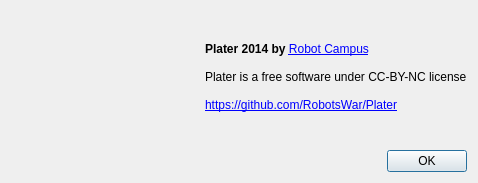
Before: the Qt Designer form gui/about.ui in RobotsWar/Plater, drawn with Qt 5.
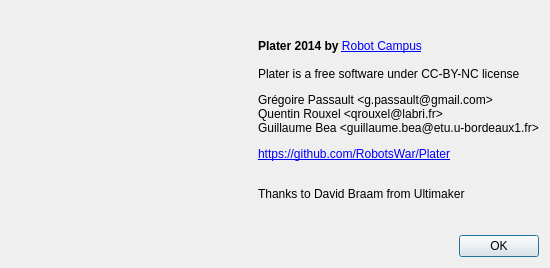
After: the same form once the commit is applied. Icons and pictures are not drawn.

Commit message: Names and thanks

Patch:
```diff
--- a/gui/about.ui
+++ b/gui/about.ui
@@ -6,8 +6,8 @@
    <rect>
     <x>0</x>
     <y>0</y>
-    <width>478</width>
-    <height>183</height>
+    <width>550</width>
+    <height>268</height>
    </rect>
   </property>
   <property name="windowTitle">
@@ -26,7 +26,7 @@
      <item>
       <widget class="QLabel" name="label">
        <property name="text">
-        <string>&lt;html&gt;&lt;head/&gt;&lt;body&gt;&lt;p&gt;&lt;span style=&quot; font-weight:600;&quot;&gt;Plater 2014 by &lt;/span&gt;&lt;a href=&quot;http://www.robotcampus.fr/&quot;&gt;&lt;span style=&quot; text-decoration: underline; color:#0000ff;&quot;&gt;Robot Campus&lt;/span&gt;&lt;/a&gt;&lt;br/&gt;&lt;br/&gt;Plater is a free software under CC-BY-NC license&lt;br/&gt;&lt;br/&gt;&lt;a href=&quot;https://github.com/RobotsWar/Plater&quot;&gt;&lt;span style=&quot; text-decoration: underline; color:#0000ff;&quot;&gt;https://github.com/RobotsWar/Plater&lt;/span&gt;&lt;/a&gt;&lt;/p&gt;&lt;/body&gt;&lt;/html&gt;</string>
+        <string>&lt;html&gt;&lt;head/&gt;&lt;body&gt;&lt;p&gt;&lt;span style=&quot; font-weight:600;&quot;&gt;Plater 2014 by &lt;/span&gt;&lt;a href=&quot;http://www.robotcampus.fr/&quot;&gt;&lt;span style=&quot; text-decoration: underline; color:#0000ff;&quot;&gt;Robot Campus&lt;/span&gt;&lt;/a&gt;&lt;br/&gt;&lt;br/&gt;Plater is a free software under CC-BY-NC license&lt;/p&gt;&lt;p&gt;Grégoire Passault &amp;lt;g.passault@gmail.com&amp;gt;&lt;br/&gt;Quentin Rouxel &amp;lt;qrouxel@labri.fr&amp;gt;&lt;br/&gt;Guillaume Bea &amp;lt;guillaume.bea@etu.u-bordeaux1.fr&amp;gt;&lt;/p&gt;&lt;p&gt;&lt;a href=&quot;https://github.com/RobotsWar/Plater&quot;&gt;&lt;span style=&quot; text-decoration: underline; color:#0000ff;&quot;&gt;https://github.com/RobotsWar/Plater&lt;/span&gt;&lt;/a&gt;&lt;br/&gt;&lt;/p&gt;&lt;p&gt;Thanks to David Braam from Ultimaker&lt;/p&gt;&lt;/body&gt;&lt;/html&gt;</string>
        </property>
       </widget>
      </item>
```
